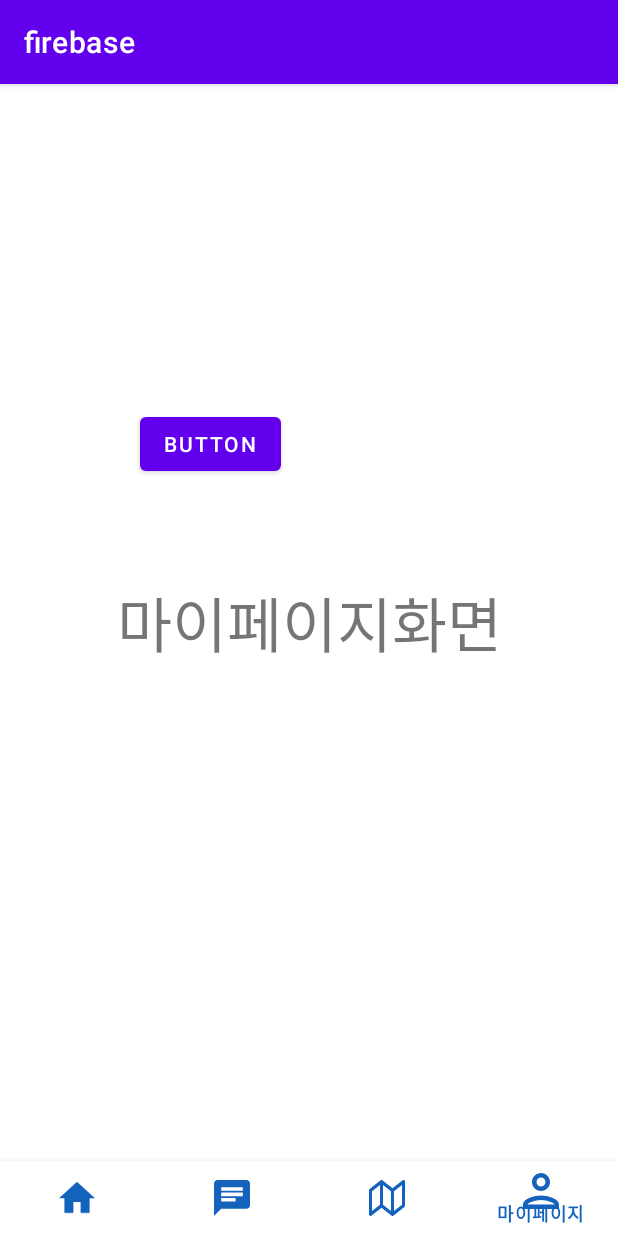
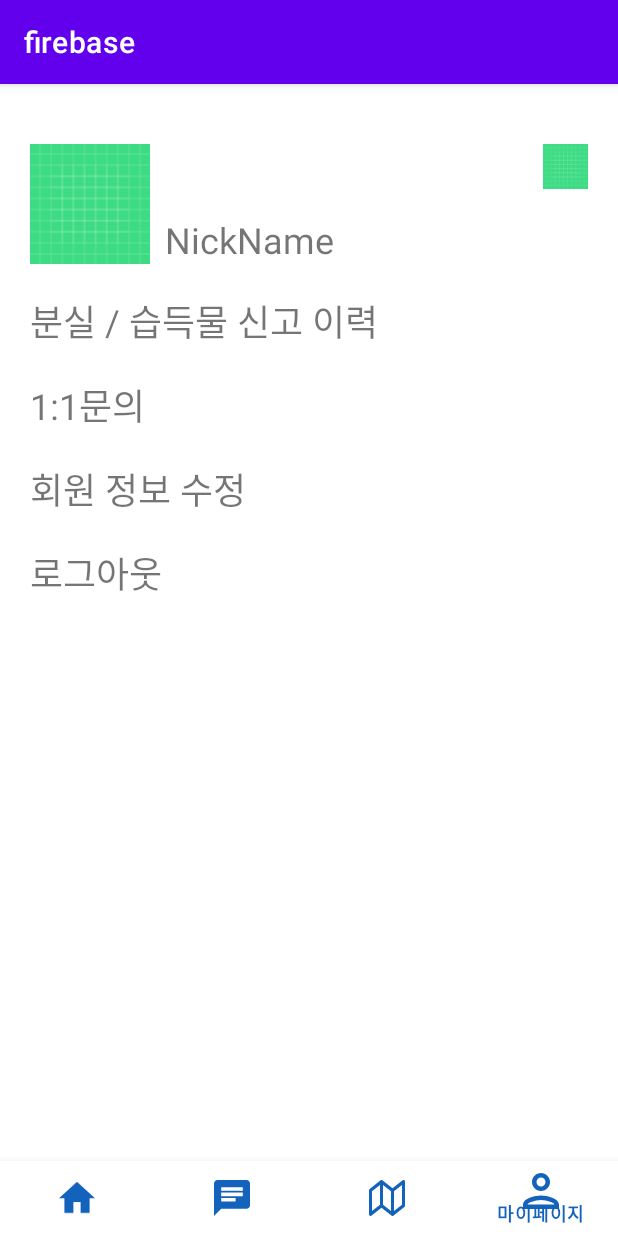
Before and after one commit to tuski01/firebase, an Android app: the screen it shows after launch (indexActivity), item 4 of the bottom bar chosen, on a phone screen of 412 x 824 dp. Run offline under Robolectric (Android 15) with nearby library versions, the phone set to English and light mode, and no system bars; our stand-ins replace Firebase (no records; nobody signed in at launch, a user with empty details on screens opened directly).

Commit message:
마이페이지 화면 추가

```diff
--- a/app/src/main/java/net/flow9/dcjt/firebase/myPageActivity.java
+++ b/app/src/main/java/net/flow9/dcjt/firebase/myPageActivity.java
@@ -6,6 +6,7 @@ import android.view.LayoutInflater;
 import android.view.View;
 import android.view.ViewGroup;
 import android.widget.Button;
+import android.widget.TextView;
 
 import androidx.annotation.NonNull;
 import androidx.annotation.Nullable;
@@ -14,17 +15,22 @@ import androidx.fragment.app.Fragment;
 
 public class myPageActivity extends Fragment implements View.OnClickListener{
     private View view;
-
+    private TextView btn_find_lost_Object_list, btn_qna, btn_member_update, btn_logout;
 
     @Nullable
     @Override
     public View onCreateView(@NonNull LayoutInflater inflater, @Nullable ViewGroup container, @Nullable Bundle savedInstanceState) {
         view = inflater.inflate(R.layout.activity_mypage, container, false);
 
-        Button btn_login = (Button) view.findViewById(R.id.btn_login);
-        btn_login.setOnClickListener(this);
+        btn_find_lost_Object_list = view.findViewById(R.id.btn_find_lost_Object_list);
+        btn_qna = view.findViewById(R.id.btn_qna);
+        btn_member_update = view.findViewById(R.id.btn_member_update);
+        btn_logout = view.findViewById(R.id.btn_logout);
 
-
+        btn_find_lost_Object_list.setOnClickListener(this);
+        btn_qna.setOnClickListener(this);
+        btn_member_update.setOnClickListener(this);
+        btn_logout.setOnClickListener(this);
 
         return view;
     }
@@ -34,12 +40,23 @@ public class myPageActivity extends Fragment implements View.OnClickListener{
     public void onClick(View view) {
         switch(view.getId())
         {
-            case R.id.btn_login:
-            {
-                Intent intent = new Intent(getActivity(), LoginActivity.class);
+            case R.id.btn_find_lost_Object_list:
+                Intent intent = new Intent(getActivity(), find_lost_Activity.class);
                 startActivity(intent);
                 // 현재 액티비티 종료
-            }
+                break;
+            case R.id.btn_qna:
+                Intent intent1 = new Intent(getActivity(), qnaActivity.class);
+                startActivity(intent1);
+                break;
+            case R.id.btn_member_update:
+                Intent intent2 = new Intent(getActivity(), member_update_Activity.class);
+                startActivity(intent2);
+                break;
+            case R.id.btn_logout:
+                Intent intent3 = new Intent(getActivity(), logout_Activity.class);
+                startActivity(intent3);
+                break;
         }
     }
 }
--- /dev/null
+++ b/app/src/main/res/layout/activity_find_lost.xml
@@ -0,0 +1,6 @@
+<?xml version="1.0" encoding="utf-8"?>
+<androidx.constraintlayout.widget.ConstraintLayout xmlns:android="http://schemas.android.com/apk/res/android"
+    android:layout_width="match_parent"
+    android:layout_height="match_parent">
+
+</androidx.constraintlayout.widget.ConstraintLayout>
--- /dev/null
+++ b/app/src/main/res/layout/activity_logout.xml
@@ -0,0 +1,6 @@
+<?xml version="1.0" encoding="utf-8"?>
+<androidx.constraintlayout.widget.ConstraintLayout xmlns:android="http://schemas.android.com/apk/res/android"
+    android:layout_width="match_parent"
+    android:layout_height="match_parent">
+
+</androidx.constraintlayout.widget.ConstraintLayout>
--- /dev/null
+++ b/app/src/main/res/layout/activity_member_update.xml
@@ -0,0 +1,6 @@
+<?xml version="1.0" encoding="utf-8"?>
+<androidx.constraintlayout.widget.ConstraintLayout xmlns:android="http://schemas.android.com/apk/res/android"
+    android:layout_width="match_parent"
+    android:layout_height="match_parent">
+
+</androidx.constraintlayout.widget.ConstraintLayout>
--- a/app/src/main/res/layout/activity_mypage.xml
+++ b/app/src/main/res/layout/activity_mypage.xml
@@ -5,30 +5,98 @@
     android:layout_width="match_parent"
     android:layout_height="match_parent">
 
+    <LinearLayout
+        android:layout_width="match_parent"
+        android:layout_height="match_parent"
+        android:gravity="left"
+        android:orientation="vertical"
+        app:layout_constraintBottom_toBottomOf="parent"
+        app:layout_constraintEnd_toEndOf="parent"
+        app:layout_constraintHorizontal_bias="1.0"
+        app:layout_constraintStart_toStartOf="parent"
+        app:layout_constraintTop_toTopOf="parent"
+        app:layout_constraintVertical_bias="0.666">
+
+        <LinearLayout
+            android:layout_width="match_parent"
+            android:layout_height="wrap_content"
+            android:orientation="horizontal"
+            android:gravity="bottom">
+
+            <ImageView
+                android:id="@+id/profile_img"
+                android:layout_width="80dp"
+                android:layout_height="80dp"
+                android:layout_gravity="top"
+                android:layout_marginStart="20dp"
+                android:layout_marginTop="20dp"
+                app:srcCompat="@drawable/ic_launcher_background"  />
+
             <TextView
+                android:id="@+id/nickname"
                 android:layout_width="wrap_content"
                 android:layout_height="wrap_content"
-        android:text="마이페이지화면"
-        android:textSize="40sp"
-        app:layout_constraintBottom_toBottomOf="parent"
-        app:layout_constraintEnd_toEndOf="parent"
-        app:layout_constraintStart_toStartOf="parent"
-        app:layout_constraintTop_toTopOf="parent">
+                android:text="NickName"
+                android:textSize="24dp"
+                android:layout_gravity="bottom"
+                android:layout_marginStart="10dp" />
 
-    </TextView>
+            <View
+                android:layout_width="0dp"
+                android:layout_height="0dp"
+                android:layout_weight="1" />
 
-    <Button
-        android:id="@+id/btn_login"
+            <ImageView
+                android:id="@+id/btn_setting"
+                android:layout_width="30dp"
+                android:layout_height="30dp"
+                android:layout_marginTop="20dp"
+                android:layout_marginEnd="20dp"
+                android:layout_gravity="top"
+                app:srcCompat="@drawable/ic_launcher_background" />
+
+        </LinearLayout>
+
+        <TextView
+            android:id="@+id/btn_find_lost_Object_list"
             android:layout_width="wrap_content"
             android:layout_height="wrap_content"
-        android:layout_marginStart="93dp"
-        android:layout_marginEnd="224dp"
-        android:text="Button"
-        app:layout_constraintBottom_toBottomOf="parent"
+            android:layout_marginLeft="20dp"
+            android:layout_marginTop="20dp"
+            android:text="분실 / 습득물 신고 이력"
+            android:textSize="24sp" />
+
+        <TextView
+            android:id="@+id/btn_qna"
+            android:layout_width="wrap_content"
+            android:layout_height="wrap_content"
+            android:layout_marginLeft="20dp"
+            android:layout_marginTop="20dp"
+            android:text="1:1문의"
+            android:textSize="24sp" />
+
+        <TextView
+            android:id="@+id/btn_member_update"
+            android:layout_width="wrap_content"
+            android:layout_height="wrap_content"
+            android:layout_marginLeft="20dp"
+            android:layout_marginTop="20dp"
+            android:text="회원 정보 수정"
+            android:textSize="24sp" />
+
+        <TextView
+            android:id="@+id/btn_logout"
+            android:layout_width="wrap_content"
+            android:layout_height="wrap_content"
+            android:layout_marginLeft="20dp"
+            android:layout_marginTop="20dp"
+            android:text="로그아웃"
+            android:textSize="24sp"
             app:layout_constraintEnd_toEndOf="parent"
             app:layout_constraintHorizontal_bias="0.0"
             app:layout_constraintStart_toStartOf="parent"
-        app:layout_constraintTop_toTopOf="parent"
-        app:layout_constraintVertical_bias="0.311" />
+            app:layout_constraintTop_toBottomOf="@+id/find_Object_list3" />
+    </LinearLayout>
+
 
 </androidx.constraintlayout.widget.ConstraintLayout>
--- /dev/null
+++ b/app/src/main/res/layout/activity_qna.xml
@@ -0,0 +1,6 @@
+<?xml version="1.0" encoding="utf-8"?>
+<androidx.constraintlayout.widget.ConstraintLayout xmlns:android="http://schemas.android.com/apk/res/android"
+    android:layout_width="match_parent"
+    android:layout_height="match_parent">
+
+</androidx.constraintlayout.widget.ConstraintLayout>
```
Also changed, not shown: app/src/main/java/net/flow9/dcjt/firebase/find_lost_Activity.java (added, +14 -0 lines), app/src/main/java/net/flow9/dcjt/firebase/logout_Activity.java (added, +14 -0 lines), app/src/main/java/net/flow9/dcjt/firebase/member_update_Activity.java (added, +14 -0 lines), app/src/main/java/net/flow9/dcjt/firebase/qnaActivity.java (added, +14 -0 lines). Lines whose indentation alone changed are shown as unchanged.
